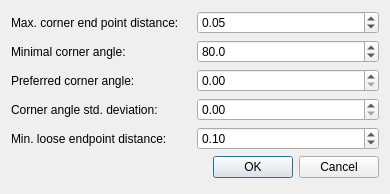
First picture: the form in src/tools/map_viewer/ui/map_viewer_corner_param_dialog.ui, repository cogsys-tuebingen/cslibs_vectormaps, before the edit.
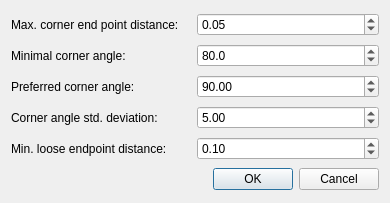
Second picture: the form after the edit.

```diff
--- a/src/tools/map_viewer/ui/map_viewer_corner_param_dialog.ui
+++ b/src/tools/map_viewer/ui/map_viewer_corner_param_dialog.ui
@@ -7,7 +7,7 @@
     <x>0</x>
     <y>0</y>
     <width>390</width>
-    <height>194</height>
+    <height>203</height>
    </rect>
   </property>
   <property name="windowTitle">
@@ -126,6 +126,9 @@
      <property name="maximum">
       <double>180.000000000000000</double>
      </property>
+     <property name="value">
+      <double>90.000000000000000</double>
+     </property>
     </widget>
    </item>
    <item row="3" column="2">
@@ -137,9 +140,15 @@
    </item>
    <item row="3" column="3">
     <widget class="QDoubleSpinBox" name="doubleSpinBox_pref_corner_angle_std_dev">
+     <property name="minimum">
+      <double>1.000000000000000</double>
+     </property>
      <property name="maximum">
       <double>45.000000000000000</double>
      </property>
+     <property name="value">
+      <double>5.000000000000000</double>
+     </property>
     </widget>
    </item>
   </layout>
```
